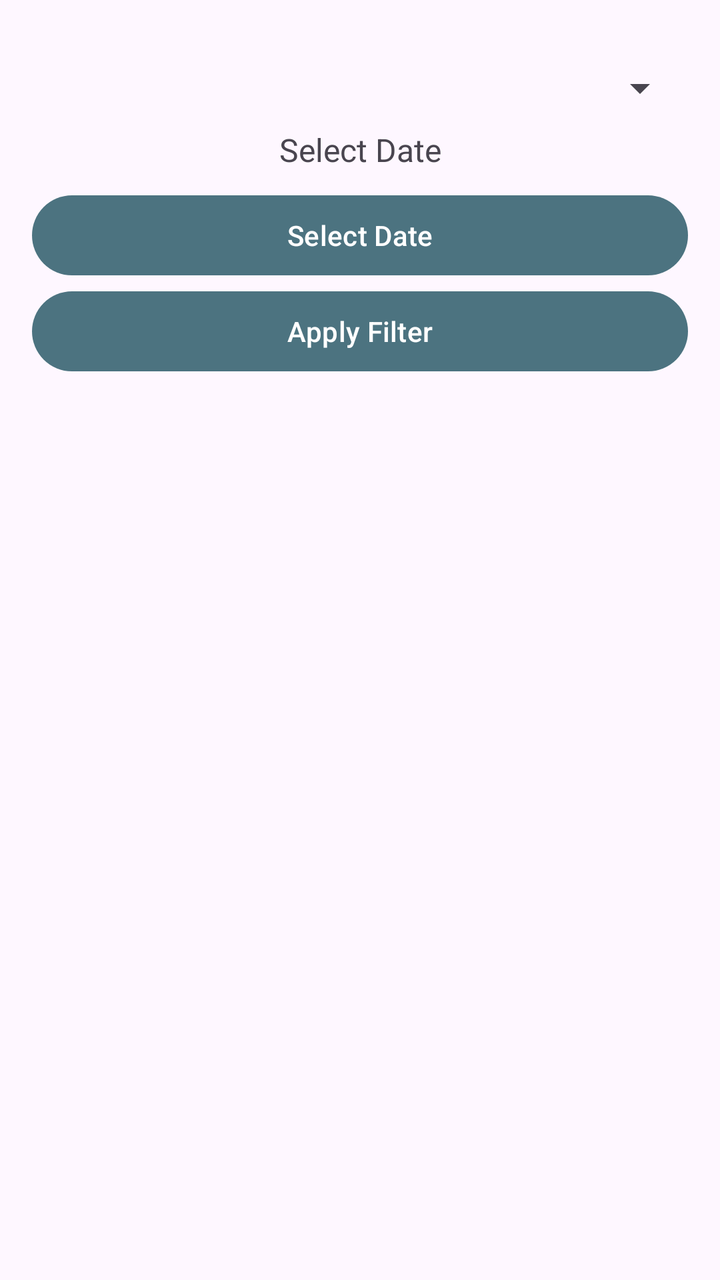
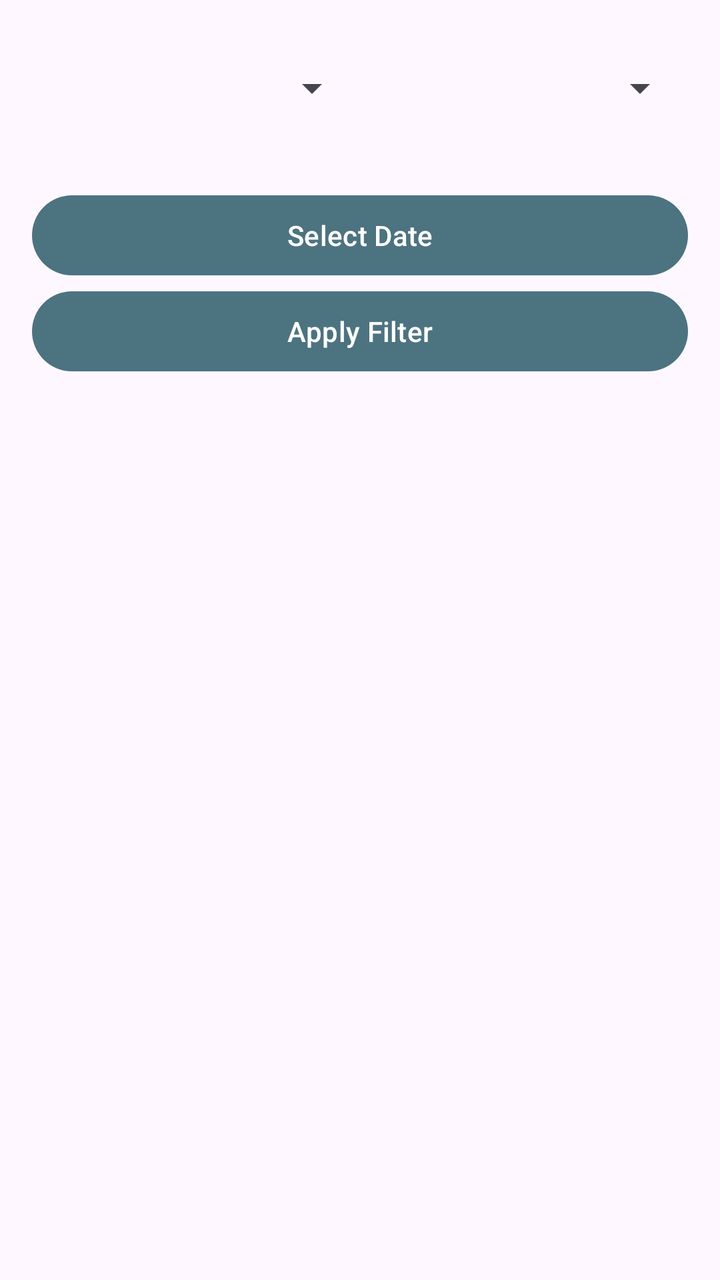

Compare the two renders of this Android layout. The source of the first and the diff that turns it into the second are given below.
<!-- AndroidManifest.xml: application theme Theme.SmartHomeSystem -->
<!-- res/layout/fragment_filtered_device_history.xml -->
<?xml version="1.0" encoding="utf-8"?>
<androidx.constraintlayout.widget.ConstraintLayout
    xmlns:android="http://schemas.android.com/apk/res/android"
    xmlns:app="http://schemas.android.com/apk/res-auto"
    android:layout_width="match_parent"
    android:layout_height="match_parent"
    android:padding="16dp">

    <Spinner
        android:id="@+id/deviceTypeSpinner"
        android:layout_width="0dp"
        android:layout_height="wrap_content"
        android:layout_marginTop="16dp"
        app:layout_constraintTop_toTopOf="parent"
        app:layout_constraintStart_toStartOf="parent"
        app:layout_constraintEnd_toEndOf="parent" />

    <TextView
        android:id="@+id/dateText"
        android:layout_width="0dp"
        android:layout_height="wrap_content"
        android:text="Select Date"
        app:layout_constraintTop_toBottomOf="@id/deviceTypeSpinner"
        app:layout_constraintStart_toStartOf="parent"
        app:layout_constraintEnd_toEndOf="parent"
        android:gravity="center"
        android:padding="8dp"
        android:textSize="16sp" />

    <Button
        android:id="@+id/selectDateButton"
        android:layout_width="0dp"
        android:layout_height="wrap_content"
        android:text="Select Date"
        app:layout_constraintTop_toBottomOf="@id/dateText"
        app:layout_constraintStart_toStartOf="parent"
        app:layout_constraintEnd_toEndOf="parent"
        android:gravity="center" />

    <Button
        android:id="@+id/filterButton"
        android:layout_width="0dp"
        android:layout_height="wrap_content"
        android:text="Apply Filter"
        app:layout_constraintTop_toBottomOf="@id/selectDateButton"
        app:layout_constraintStart_toStartOf="parent"
        app:layout_constraintEnd_toEndOf="parent"
        android:gravity="center" />

</androidx.constraintlayout.widget.ConstraintLayout>
<!-- resources referenced by this layout -->
<resources>
  <style name="Theme.SmartHomeSystem" parent="Theme.Material3.DayNight.NoActionBar">
          
          <item name="colorPrimary">@color/main_color</item>
          <item name="colorPrimaryDark">@color/main_color</item> 
          <item name="colorAccent">@color/main_color</item>
      </style>
  <color name="main_color">#4C7380</color>
</resources>

<!-- the commit's change to res/layout/fragment_filtered_device_history.xml (unified diff, before → after) -->
@@ -1,6 +1,5 @@
 <?xml version="1.0" encoding="utf-8"?>
-<androidx.constraintlayout.widget.ConstraintLayout
-    xmlns:android="http://schemas.android.com/apk/res/android"
+<androidx.constraintlayout.widget.ConstraintLayout xmlns:android="http://schemas.android.com/apk/res/android"
     xmlns:app="http://schemas.android.com/apk/res-auto"
     android:layout_width="match_parent"
     android:layout_height="match_parent"
@@ -13,13 +12,24 @@
         android:layout_marginTop="16dp"
         app:layout_constraintTop_toTopOf="parent"
         app:layout_constraintStart_toStartOf="parent"
-        app:layout_constraintEnd_toEndOf="parent" />
+        app:layout_constraintEnd_toStartOf="@id/statusSpinner"
+        app:layout_constraintWidth_percent="0.5"/>
+
+    <Spinner
+        android:id="@+id/statusSpinner"
+        android:layout_width="0dp"
+        android:layout_height="wrap_content"
+        android:layout_marginTop="16dp"
+        app:layout_constraintStart_toEndOf="@id/deviceTypeSpinner"
+        app:layout_constraintEnd_toEndOf="parent"
+        app:layout_constraintTop_toTopOf="parent"
+        app:layout_constraintWidth_percent="0.5" />
 
     <TextView
         android:id="@+id/dateText"
         android:layout_width="0dp"
         android:layout_height="wrap_content"
-        android:text="Select Date"
+        android:text=""
         app:layout_constraintTop_toBottomOf="@id/deviceTypeSpinner"
         app:layout_constraintStart_toStartOf="parent"
         app:layout_constraintEnd_toEndOf="parent"
